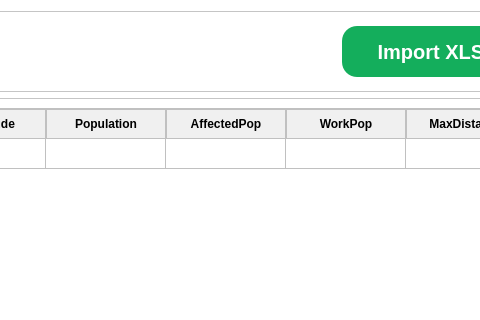
Lucianono/ShelterAlloc_Thesis, file ProgramSrc/entityManagement.ui: the form before one commit; both pictures show x 359 to 839 and y 0 to 320 of the 1200 by 750 pixel window.
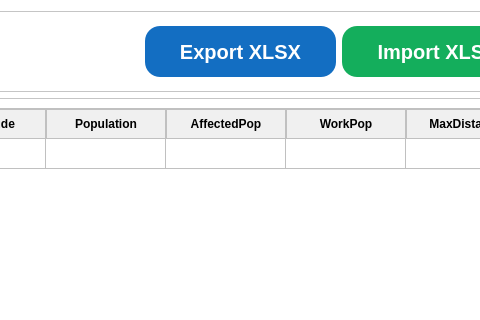
The form after the commit. Icons and pictures are not drawn.

Commit message: Feat: added export button blue, not functioning yet

Patch:
```diff
--- a/ProgramSrc/entityManagement.ui
+++ b/ProgramSrc/entityManagement.ui
@@ -87,6 +87,56 @@
         </property>
        </spacer>
       </item>
+      <item>
+       <widget class="QPushButton" name="mc_export_btn">
+        <property name="minimumSize">
+         <size>
+          <width>191</width>
+          <height>51</height>
+         </size>
+        </property>
+        <property name="maximumSize">
+         <size>
+          <width>161</width>
+          <height>51</height>
+         </size>
+        </property>
+        <property name="font">
+         <font>
+          <pointsize>15</pointsize>
+          <weight>75</weight>
+          <bold>true</bold>
+         </font>
+        </property>
+        <property name="cursor">
+         <cursorShape>PointingHandCursor</cursorShape>
+        </property>
+        <property name="styleSheet">
+         <string notr="true">QPushButton {
+    background-color: #136ec2;
+    color: white;
+    padding: 5px;
+    border: none;
+    border-radius: 15px;
+}
+
+QPushButton:hover {
+    background-color: #167bda;
+}
+
+QPushButton:pressed {
+    background-color: #167bda;
+}
+</string>
+        </property>
+        <property name="text">
+         <string>Export XLSX</string>
+        </property>
+        <property name="checkable">
+         <bool>true</bool>
+        </property>
+       </widget>
+      </item>
       <item>
        <widget class="QPushButton" name="mc_import_btn">
         <property name="minimumSize">
```
The commit also changes 3 other files.
